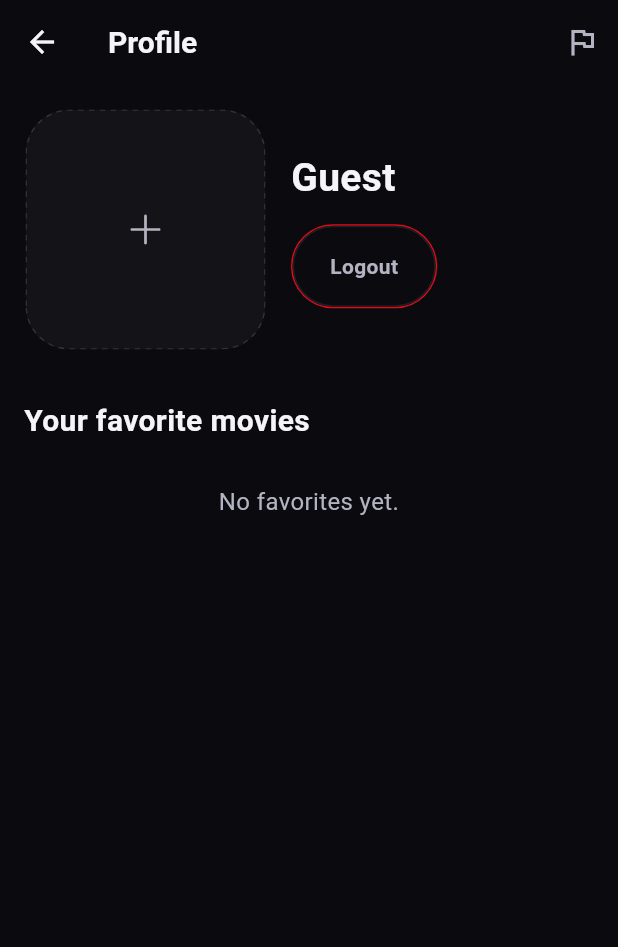
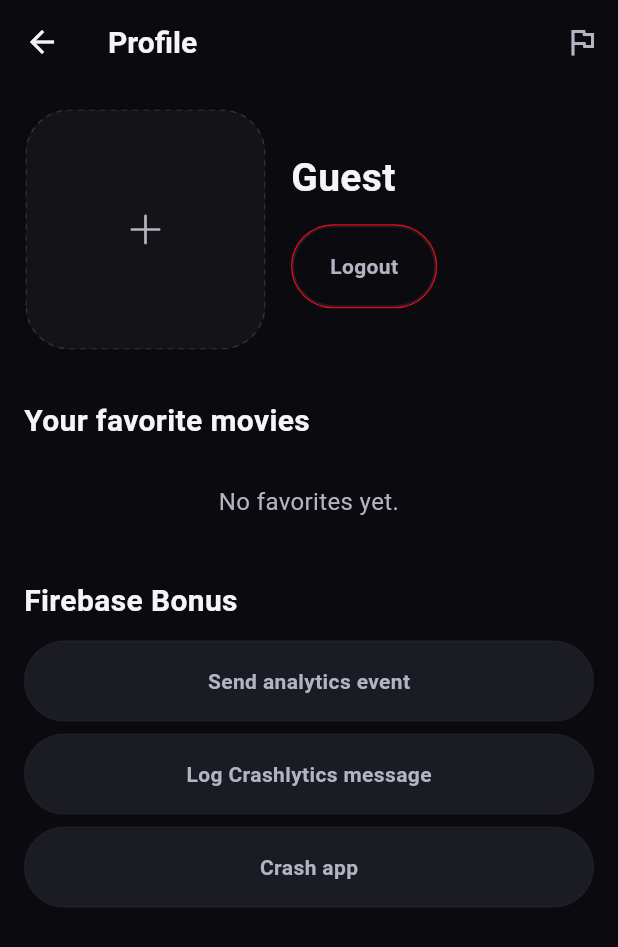
Before and after one commit to baraaan-k/shartflix, a Flutter app: the ProfilePage screen opened directly, on a phone screen of 412 x 824 dp. Shown: the top 947 px of the screen. Run offline on Flutter 3.47's test engine with Material 3 defaults, Android fonts, the phone set to English and light mode, and no system bars; our stand-ins replace firebase_analytics, firebase_core, firebase_crashlytics, flutter_secure_storage, flutter_svg, image_picker; accounts and stored records are empty; generated files the repository leaves out were written again; network calls fail.

Commit message:
feat(bonus): add Firebase Analytics & Crashlytics

```diff
--- a/lib/features/profile/presentation/pages/profile_page.dart
+++ b/lib/features/profile/presentation/pages/profile_page.dart
@@ -3,6 +3,8 @@ import 'dart:io';
 
 import 'package:flutter/material.dart';
 import 'package:flutter_gen/gen_l10n/app_localizations.dart';
+import 'package:firebase_analytics/firebase_analytics.dart';
+import 'package:firebase_crashlytics/firebase_crashlytics.dart';
 import 'package:image_picker/image_picker.dart';
 import 'package:flutter_svg/flutter_svg.dart';
 
@@ -278,6 +280,53 @@ class _ProfilePageState extends State<ProfilePage> {
                       ),
                     ),
 
+                  const SizedBox(height: AppSpacing.xl),
+
+                  Padding(
+                    padding:
+                        const EdgeInsets.symmetric(horizontal: AppSpacing.lg),
+                    child: AppText(
+                      l10n.profileBonusTitle,
+                      style: AppTextStyle.h2,
+                    ),
+                  ),
+                  const SizedBox(height: AppSpacing.md),
+                  Padding(
+                    padding:
+                        const EdgeInsets.symmetric(horizontal: AppSpacing.lg),
+                    child: Column(
+                      crossAxisAlignment: CrossAxisAlignment.stretch,
+                      children: [
+                        AppButton(
+                          label: l10n.profileBonusAnalytics,
+                          onPressed: () async {
+                            await FirebaseAnalytics.instance.logEvent(
+                              name: 'bonus_test',
+                            );
+                          },
+                          variant: AppButtonVariant.secondary,
+                        ),
+                        const SizedBox(height: AppSpacing.sm),
+                        AppButton(
+                          label: l10n.profileBonusCrashLog,
+                          onPressed: () {
+                            FirebaseCrashlytics.instance
+                                .log('bonus_test_log');
+                          },
+                          variant: AppButtonVariant.secondary,
+                        ),
+                        const SizedBox(height: AppSpacing.sm),
+                        AppButton(
+                          label: l10n.profileBonusCrash,
+                          onPressed: () {
+                            FirebaseCrashlytics.instance.crash();
+                          },
+                          variant: AppButtonVariant.secondary,
+                        ),
+                      ],
+                    ),
+                  ),
+
                   const SizedBox(height: AppSpacing.lg),
                 ],
               ),
--- a/lib/l10n/app_en.arb
+++ b/lib/l10n/app_en.arb
@@ -24,7 +24,10 @@
   "profileGuest": "Guest",
   "profileLanguage": "Language",
   "profileLanguageEnglish": "English",
-  "profileLanguageTurkish": "Turkish"
-  ,
+  "profileLanguageTurkish": "Turkish",
+  "profileBonusTitle": "Firebase Bonus",
+  "profileBonusAnalytics": "Send analytics event",
+  "profileBonusCrashLog": "Log Crashlytics message",
+  "profileBonusCrash": "Crash app",
   "profilePhotoPickError": "Failed to pick image."
 }
--- a/lib/l10n/app_tr.arb
+++ b/lib/l10n/app_tr.arb
@@ -24,7 +24,10 @@
   "profileGuest": "Misafir",
   "profileLanguage": "Dil",
   "profileLanguageEnglish": "İngilizce",
-  "profileLanguageTurkish": "Türkçe"
-  ,
+  "profileLanguageTurkish": "Türkçe",
+  "profileBonusTitle": "Firebase Bonus",
+  "profileBonusAnalytics": "Analytics olayı gönder",
+  "profileBonusCrashLog": "Crashlytics mesajı logla",
+  "profileBonusCrash": "Uygulamayı çökert",
   "profilePhotoPickError": "Resim seçilemedi."
 }
--- a/pubspec.yaml
+++ b/pubspec.yaml
@@ -41,6 +41,9 @@ dependencies:
   image_picker: ^1.1.2
   intl: ^0.19.0
   flutter_svg: ^2.0.10
+  firebase_core: ^4.4.0
+  firebase_analytics: ^12.1.1
+  firebase_crashlytics: ^5.0.7
 
 dev_dependencies:
   flutter_test:
```
Also changed, not shown: lib/main.dart (+10 -0 lines), pubspec.lock, 9 other files.
